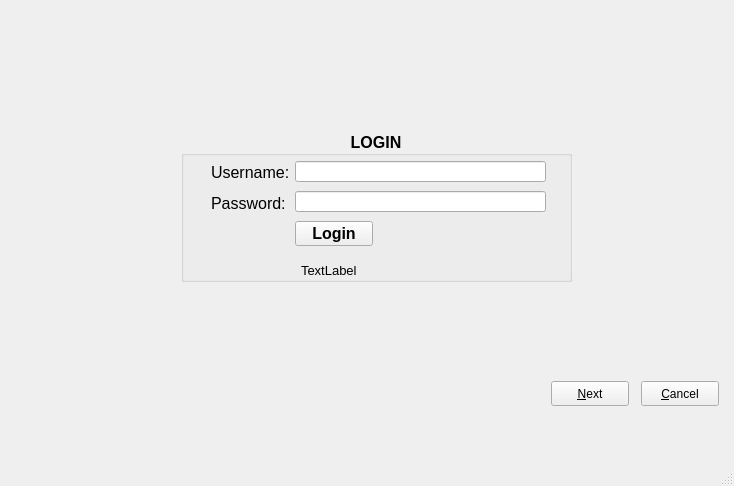
Old version of the form portfolio/ui/mainwindow.ui in the repository manutorres/pernambuco.
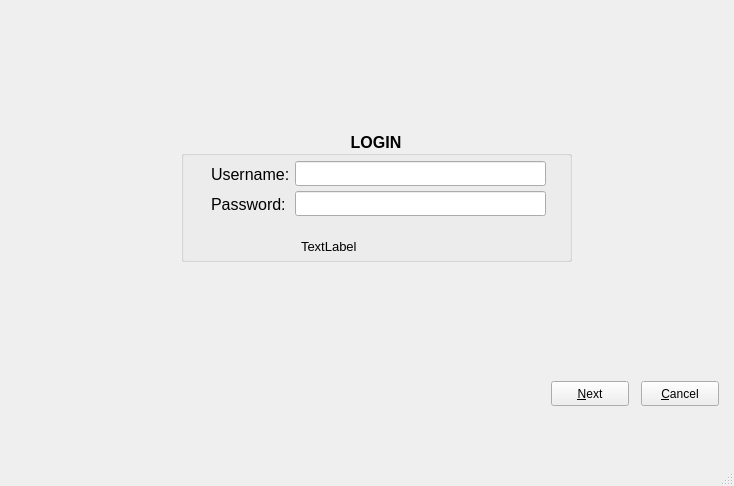
New version of the form. The open tabs and pages were chosen to show the change.

The edit to the form file:
```diff
--- a/portfolio/ui/mainwindow.ui
+++ b/portfolio/ui/mainwindow.ui
@@ -75,7 +75,7 @@
             <x>170</x>
             <y>120</y>
             <width>391</width>
-            <height>151</height>
+            <height>131</height>
            </rect>
           </property>
           <property name="font">
@@ -98,7 +98,7 @@
              <x>114</x>
              <y>60</y>
              <width>251</width>
-             <height>21</height>
+             <height>25</height>
             </rect>
            </property>
            <property name="font">
@@ -118,7 +118,7 @@
              <x>114</x>
              <y>30</y>
              <width>251</width>
-             <height>21</height>
+             <height>25</height>
             </rect>
            </property>
            <property name="font">
@@ -133,7 +133,7 @@
            <property name="geometry">
             <rect>
              <x>30</x>
-             <y>33</y>
+             <y>35</y>
              <width>81</width>
              <height>16</height>
             </rect>
@@ -154,7 +154,7 @@
            <property name="geometry">
             <rect>
              <x>30</x>
-             <y>64</y>
+             <y>65</y>
              <width>81</width>
              <height>16</height>
             </rect>
@@ -171,24 +171,11 @@
             <string>Password:</string>
            </property>
           </widget>
-          <widget class="QPushButton" name="btnLogin">
-           <property name="geometry">
-            <rect>
-             <x>114</x>
-             <y>90</y>
-             <width>78</width>
-             <height>25</height>
-            </rect>
-           </property>
-           <property name="text">
-            <string>Login</string>
-           </property>
-          </widget>
           <widget class="QLabel" name="lblForgotenPassword">
            <property name="geometry">
             <rect>
              <x>120</x>
-             <y>130</y>
+             <y>106</y>
              <width>261</width>
              <height>20</height>
             </rect>
```
Left out of the diff: 2 changed lines with no effect on the pictures.
